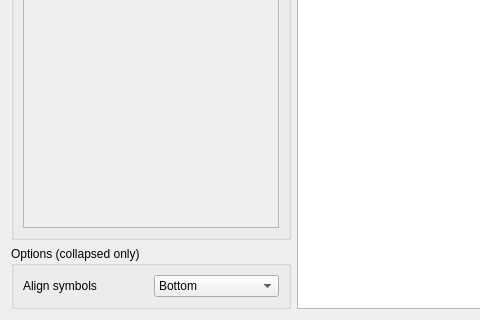
Qt form src/ui/qgsdatadefinedsizelegendwidget.ui (qgis/QGIS) before a commit; both pictures show x 0 to 480 and y 429 to 749 of the 718 by 749 pixel window.
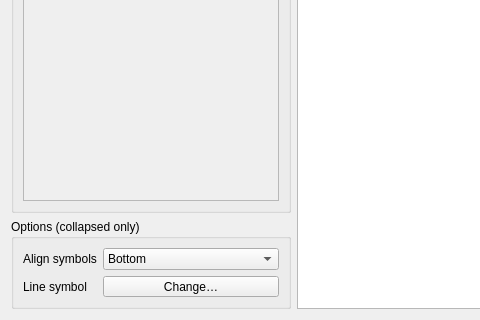
The same form after that commit. Icons and pictures are not drawn. Custom widgets are drawn as their Qt base class.

Commit message:
Add symbol button to allow users to customise the line symbol used in collapsed data defined size legends
While it was possible to set the symbol style via api, there was
no UI to allow users to set this themselves, which meant that you
were stuck with the default black solid line symbol (which could
be totally unreadable on dark backgrounds...)

Diff of the .ui file:
```diff
--- a/src/ui/qgsdatadefinedsizelegendwidget.ui
+++ b/src/ui/qgsdatadefinedsizelegendwidget.ui
@@ -133,15 +133,8 @@
        <property name="title">
         <string>Options (collapsed only)</string>
        </property>
-       <layout class="QHBoxLayout" name="horizontalLayout">
-        <item>
-         <widget class="QLabel" name="label">
-          <property name="text">
-           <string>Align symbols</string>
-          </property>
-         </widget>
-        </item>
-        <item>
+       <layout class="QGridLayout" name="gridLayout">
+        <item row="0" column="1">
          <widget class="QComboBox" name="cboAlignSymbols">
           <item>
            <property name="text">
@@ -155,6 +148,33 @@
           </item>
          </widget>
         </item>
+        <item row="0" column="0">
+         <widget class="QLabel" name="label">
+          <property name="text">
+           <string>Align symbols</string>
+          </property>
+         </widget>
+        </item>
+        <item row="1" column="1">
+         <widget class="QgsSymbolButton" name="mLineSymbolButton">
+          <property name="sizePolicy">
+           <sizepolicy hsizetype="Expanding" vsizetype="Fixed">
+            <horstretch>0</horstretch>
+            <verstretch>0</verstretch>
+           </sizepolicy>
+          </property>
+          <property name="text">
+           <string>Change…</string>
+          </property>
+         </widget>
+        </item>
+        <item row="1" column="0">
+         <widget class="QLabel" name="label_3">
+          <property name="text">
+           <string>Line symbol</string>
+          </property>
+         </widget>
+        </item>
        </layout>
       </widget>
      </item>
@@ -175,6 +195,13 @@
    </item>
   </layout>
  </widget>
+ <customwidgets>
+  <customwidget>
+   <class>QgsSymbolButton</class>
+   <extends>QToolButton</extends>
+   <header>qgssymbolbutton.h</header>
+  </customwidget>
+ </customwidgets>
  <tabstops>
   <tabstop>radDisabled</tabstop>
   <tabstop>radSeparated</tabstop>
```
The commit also changes 2 other files.
